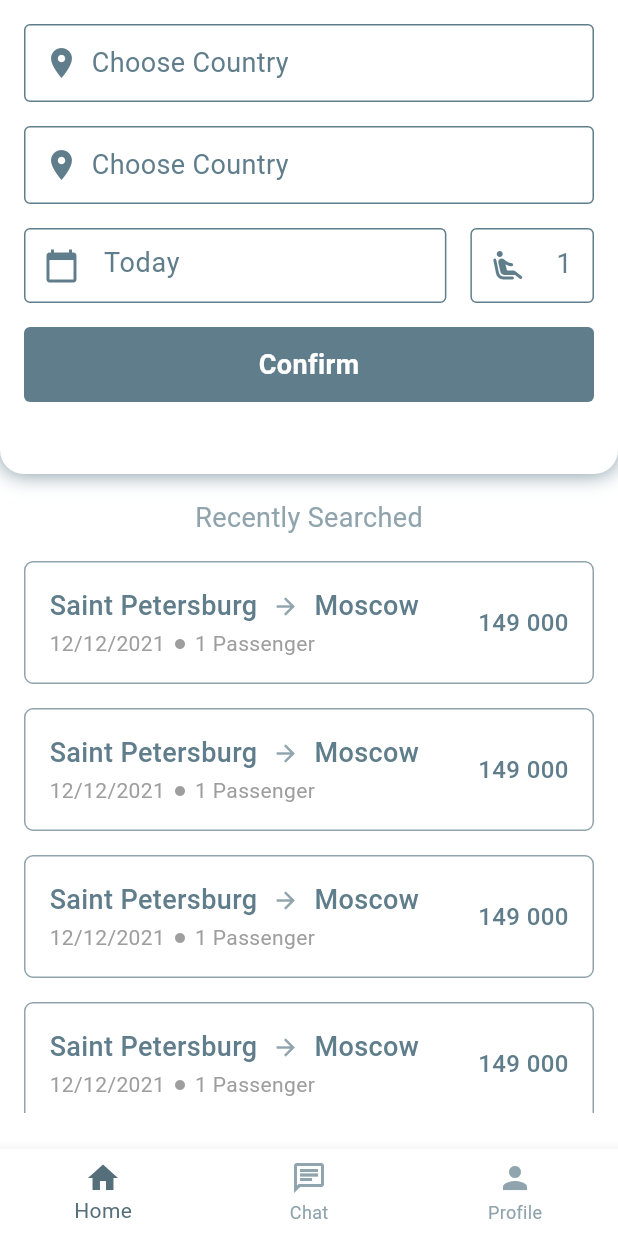
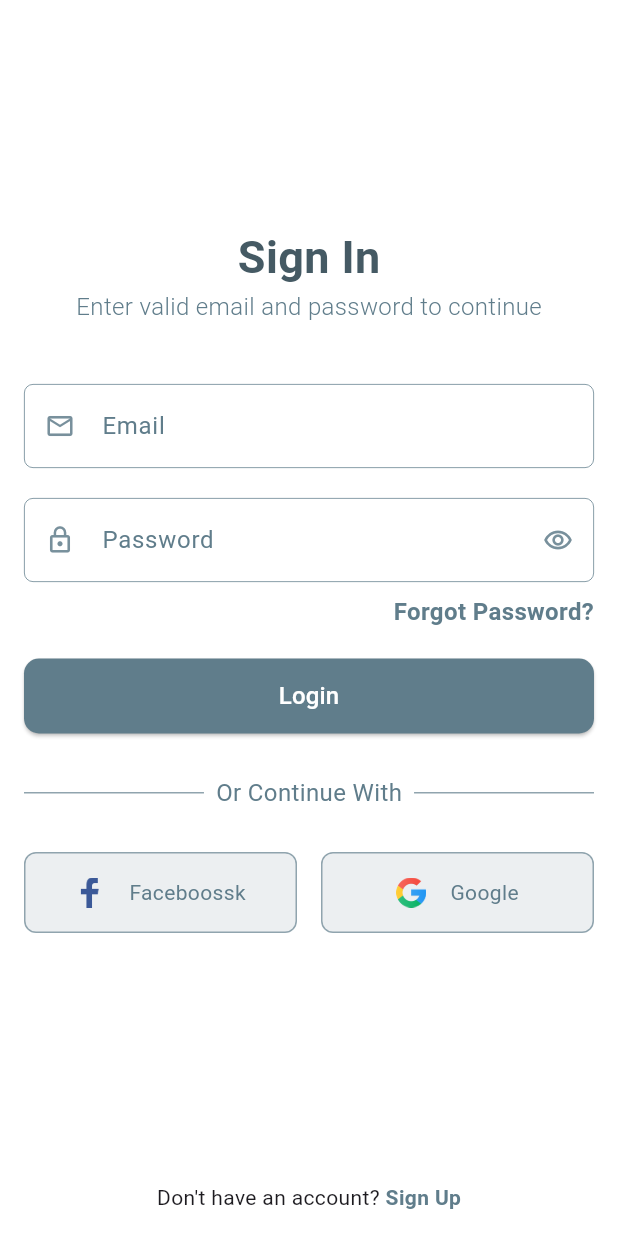
Before and after one commit to MukhammadTukhsanov/migrant_mobile, a Flutter app: the screen it shows after launch, on a phone screen of 412 x 824 dp. Run offline on Flutter 3.47's test engine with Material 3 defaults, Android fonts, the phone set to English and light mode, and no system bars; our stand-ins replace csc_picker, grouped_list; missing offline and left inert: top_modal_sheet.

Commit message:
Login Page

```diff
--- /dev/null
+++ b/lib/auth/login/index.dart
@@ -0,0 +1,279 @@
+import 'package:flutter/material.dart';
+
+class LoginPage extends StatefulWidget {
+  const LoginPage({super.key});
+
+  @override
+  State<LoginPage> createState() => _LoginPageState();
+}
+
+class _LoginPageState extends State<LoginPage> {
+  //controller for email input
+  final emailController = TextEditingController();
+  //controller for password input
+  final passwordController = TextEditingController();
+  //password visibility
+  bool _obscureText = true;
+
+  @override
+  Widget build(BuildContext context) {
+    return Scaffold(
+      backgroundColor: Colors.white,
+      // appBar: AppBar(
+      //   scrolledUnderElevation: BorderSide.strokeAlignCenter,
+      //   backgroundColor: Colors.white,
+      //   title: const Text('Login', style: TextStyle()),
+      // ),
+      // login page
+      body: Column(
+        children: [
+          Expanded(
+              child: Center(
+            child: Padding(
+              padding: const EdgeInsets.all(16.0),
+              child: SingleChildScrollView(
+                child: Column(
+                  children: [
+                    Text("Sign In",
+                        style: TextStyle(
+                            fontSize: 30,
+                            color: Colors.blueGrey.shade700,
+                            fontWeight: FontWeight.bold)),
+                    Text("Enter valid email and password to continue",
+                        style: TextStyle(
+                            fontSize: 16,
+                            color: Colors.blueGrey.shade500,
+                            fontWeight: FontWeight.w300)),
+                    const SizedBox(
+                      height: 40,
+                    ),
+                    TextField(
+                      keyboardType: TextInputType.emailAddress,
+                      controller: emailController,
+                      decoration: InputDecoration(
+                        border: OutlineInputBorder(
+                            borderRadius: BorderRadius.circular(6),
+                            borderSide: const BorderSide(
+                                color: Colors.blueGrey, width: .5)),
+                        focusedBorder: OutlineInputBorder(
+                            borderRadius: BorderRadius.circular(6),
+                            borderSide: BorderSide(
+                                color: Colors.blueGrey.shade900, width: 1)),
+                        enabledBorder: OutlineInputBorder(
+                          borderRadius: BorderRadius.circular(6),
+                          borderSide: const BorderSide(
+                              color: Colors.blueGrey, width: .5),
+                        ),
+                        contentPadding: const EdgeInsets.all(16.0),
+                        labelText: 'Email',
+                        labelStyle: const TextStyle(
+                            color: Colors.blueGrey,
+                            fontWeight: FontWeight.w400),
+                        prefixIcon: Icon(Icons.email_outlined,
+                            size: 20, color: Colors.blueGrey.shade400),
+                      ),
+                    ),
+                    const SizedBox(
+                      height: 20,
+                    ),
+                    TextField(
+                      keyboardType: TextInputType.visiblePassword,
+                      controller: passwordController,
+                      obscureText: _obscureText,
+                      decoration: InputDecoration(
+                        border: OutlineInputBorder(
+                            borderRadius: BorderRadius.circular(6),
+                            borderSide: const BorderSide(
+                                color: Colors.blueGrey, width: .5)),
+                        focusedBorder: OutlineInputBorder(
+                            borderRadius: BorderRadius.circular(6),
+                            borderSide: BorderSide(
+                                color: Colors.blueGrey.shade900, width: 1)),
+                        enabledBorder: OutlineInputBorder(
+                          borderRadius: BorderRadius.circular(6),
+                          borderSide: const BorderSide(
+                              color: Colors.blueGrey, width: .5),
+                        ),
+                        contentPadding: const EdgeInsets.all(16.0),
+                        labelText: 'Password',
+                        labelStyle: const TextStyle(
+                            color: Colors.blueGrey,
+                            fontWeight: FontWeight.w400),
+                        prefixIcon: Icon(Icons.lock_outline,
+                            size: 20, color: Colors.blueGrey.shade400),
+                        suffixIcon: IconButton(
+                          onPressed: () {
+                            setState(() {
+                              _obscureText = !_obscureText;
+                            });
+                          },
+                          icon: Icon(Icons.remove_red_eye_outlined,
+                              size: 20, color: Colors.blueGrey.shade400),
+                        ),
+                      ),
+                    ),
+                    const SizedBox(
+                      height: 8,
+                    ),
+                    Align(
+                      alignment: Alignment.centerRight,
+                      child: GestureDetector(
+                        onTap: () {
+                          Navigator.pushNamed(context, '/forgot-password');
+                        },
+                        child: const Text(
+                          'Forgot Password?',
+                          style: TextStyle(
+                              color: Colors.blueGrey,
+                              fontWeight: FontWeight.bold,
+                              fontSize: 16),
+                        ),
+                      ),
+                    ),
+                    const SizedBox(
+                      height: 20,
+                    ),
+                    ElevatedButton(
+                      style: ButtonStyle(
+                        fixedSize: MaterialStateProperty.all(
+                          Size(MediaQuery.of(context).size.width, 50),
+                        ),
+                        backgroundColor:
+                            MaterialStateProperty.all(Colors.blueGrey),
+                        shape: MaterialStateProperty.all(RoundedRectangleBorder(
+                          borderRadius: BorderRadius.circular(10),
+                        )),
+                      ),
+                      onPressed: () {
+                        Navigator.pushNamed(context, '/home-page');
+                      },
+                      child: const Text('Login',
+                          style: TextStyle(
+                              color: Colors.white,
+                              fontSize: 16,
+                              fontWeight: FontWeight.w500)),
+                    ),
+                    const SizedBox(
+                      height: 20,
+                    ),
+                    // or login with text with devider
+                    Row(
+                      children: [
+                        Expanded(
+                          child: Divider(
+                            color: Colors.blueGrey.shade300,
+                            thickness: 1,
+                          ),
+                        ),
+                        const Padding(
+                          padding: EdgeInsets.all(8.0),
+                          child: Text(
+                            'Or Continue With',
+                            style: TextStyle(
+                                color: Colors.blueGrey,
+                                fontWeight: FontWeight.w400,
+                                fontSize: 16),
+                          ),
+                        ),
+                        Expanded(
+                          child: Divider(
+                            color: Colors.blueGrey.shade300,
+                            thickness: 1,
+                          ),
+                        ),
+                      ],
+                    ),
+                    const SizedBox(
+                      height: 20,
+                    ),
+                    Row(
+                      mainAxisAlignment: MainAxisAlignment.center,
+                      children: [
+                        Expanded(
+                          child: Container(
+                            padding: const EdgeInsets.all(16),
+                            decoration: BoxDecoration(
+                              color: Colors.blueGrey.shade50,
+                              border:
+                                  Border.all(color: Colors.blueGrey.shade300),
+                              borderRadius: BorderRadius.circular(8),
+                            ),
+                            child: const Row(
+                                mainAxisAlignment: MainAxisAlignment.center,
+                                children: [
+                                  Image(
+                                    image: AssetImage(
+                                        'assets/images/facebook.png'),
+                                    width: 20,
+                                  ),
+                                  SizedBox(
+                                    width: 16,
+                                  ),
+                                  Text(
+                                    'Faceboossk',
+                                    style: TextStyle(color: Colors.blueGrey),
+                                  ),
+                                ]),
+                          ),
+                        ),
+                        const SizedBox(
+                          width: 16,
+                        ),
+                        Expanded(
+                          child: Container(
+                            padding: const EdgeInsets.all(16),
+                            decoration: BoxDecoration(
+                              color: Colors.blueGrey.shade50,
+                              border:
+                                  Border.all(color: Colors.blueGrey.shade300),
+                              borderRadius: BorderRadius.circular(8),
+                            ),
+                            child: const Row(
+                                mainAxisAlignment: MainAxisAlignment.center,
+                                children: [
+                                  Image(
+                                    image:
+                                        AssetImage('assets/images/google.png'),
+                                    width: 20,
+                                  ),
+                                  SizedBox(
+                                    width: 16,
+                                  ),
+                                  Text(
+                                    'Google',
+                                    style: TextStyle(color: Colors.blueGrey),
+                                  ),
+                                ]),
+                          ),
+                        ),
+                      ],
+                    ),
+                  ],
+                ),
+              ),
+            ),
+          )),
+          Container(
+            padding: const EdgeInsets.all(16),
+            child: Row(
+              mainAxisAlignment: MainAxisAlignment.center,
+              children: [
+                const Text("Don't have an account? "),
+                GestureDetector(
+                  onTap: () {
+                    Navigator.pushNamed(context, '/sign-up');
+                  },
+                  child: const Text(
+                    'Sign Up',
+                    style: TextStyle(
+                        color: Colors.blueGrey, fontWeight: FontWeight.bold),
+                  ),
+                ),
+              ],
+            ),
+          ),
+        ],
+      ),
+    );
+  }
+}
--- a/lib/routes/index.dart
+++ b/lib/routes/index.dart
@@ -1,9 +1,12 @@
 import 'package:flutter/material.dart';
+import 'package:migrant/auth/change_pasword/index.dart';
+import 'package:migrant/auth/login/index.dart';
 import 'package:migrant/navbar/index.dart';
 import 'package:migrant/pages/choose_country.dart';
 import 'package:migrant/pages/home_page.dart';
 import 'package:migrant/pages/trip_info.dart';
 import 'package:migrant/prifile_settings/index.dart';
+import 'package:migrant/terms_and_conditions/index.dart';
 
 class MigrantApp extends StatelessWidget {
   const MigrantApp({super.key});
@@ -12,7 +15,8 @@ class MigrantApp extends StatelessWidget {
   Widget build(BuildContext context) {
     return MaterialApp(
       routes: {
-        '/': (context) => const Navigation(),
+        '/': (context) => const LoginPage(),
+        '/navigation': (context) => const Navigation(),
         '/trip-info': (context) => const TripInfo(),
         '/choose-country': (context) => const ChooseCountry(
               startCountry: null,
@@ -20,6 +24,8 @@ class MigrantApp extends StatelessWidget {
             ),
         '/home-page': (context) => const HomePage(),
         '/profile-settings': (context) => const ProfileSettings(),
+        '/change-password': (context) => const ChangePassword(),
+        '/terms-and-conditions': (context) => const TermsAndConditions(),
       },
     );
   }
--- a/pubspec.yaml
+++ b/pubspec.yaml
@@ -38,6 +38,7 @@ dependencies:
   csc_picker: ^0.2.7
   grouped_list: ^5.1.2
   intl: ^0.17.0
+  url_launcher: ^6.2.5
 dev_dependencies:
   flutter_test:
     sdk: flutter
```
Also changed, not shown: lib/auth/change_pasword/index.dart (added, +102 -0 lines), lib/chat/chat_room.dart (+4 -3 lines), lib/pages/profile.dart (+17 -8 lines), lib/prifile_settings/index.dart (+15 -10 lines), lib/terms_and_conditions/index.dart (added, +46 -0 lines), assets/images/arrow.png (deleted), assets/images/facebook.png (added), assets/images/google.png (added), pubspec.lock, 11 other files.
